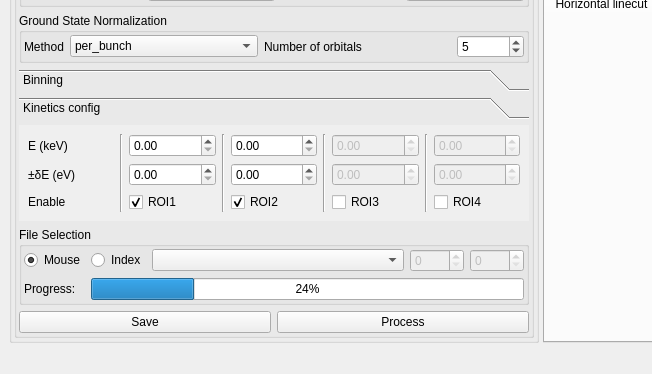
Qt form src/trxasviewer/viewer.ui (AdvancedPhotonSource/trxasviewer) before a commit; both pictures show x 0 to 652 and y 432 to 806 of the 1403 by 806 pixel window.
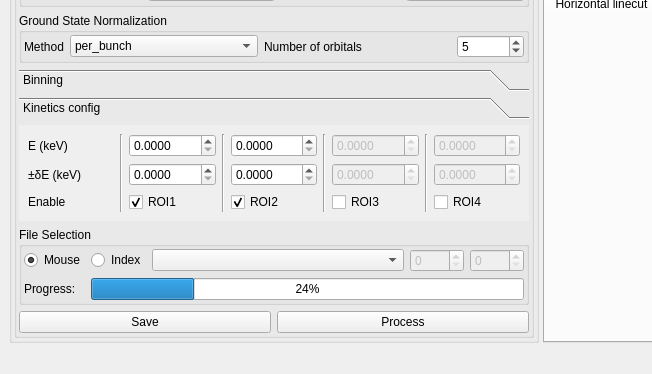
The same form after that commit. The open tabs and pages were chosen to show the change. Custom widgets are drawn as their Qt base class.

Patch:
```diff
--- a/src/trxasviewer/viewer.ui
+++ b/src/trxasviewer/viewer.ui
@@ -700,7 +700,11 @@
                    </widget>
                   </item>
                   <item row="0" column="2">
-                   <widget class="QDoubleSpinBox" name="doubleSpinBox_kinetics_ecenter1"/>
+                   <widget class="QDoubleSpinBox" name="doubleSpinBox_kinetics_ecenter1">
+                    <property name="decimals">
+                     <number>4</number>
+                    </property>
+                   </widget>
                   </item>
                   <item row="0" column="3" rowspan="3">
                    <widget class="Line" name="line_2">
@@ -710,7 +714,11 @@
                    </widget>
                   </item>
                   <item row="0" column="4">
-                   <widget class="QDoubleSpinBox" name="doubleSpinBox_kinetics_ecenter2"/>
+                   <widget class="QDoubleSpinBox" name="doubleSpinBox_kinetics_ecenter2">
+                    <property name="decimals">
+                     <number>4</number>
+                    </property>
+                   </widget>
                   </item>
                   <item row="0" column="5" rowspan="3">
                    <widget class="Line" name="line_3">
@@ -724,6 +732,9 @@
                     <property name="enabled">
                      <bool>false</bool>
                     </property>
+                    <property name="decimals">
+                     <number>4</number>
+                    </property>
                    </widget>
                   </item>
                   <item row="0" column="7" rowspan="3">
@@ -738,26 +749,40 @@
                     <property name="enabled">
                      <bool>false</bool>
                     </property>
+                    <property name="decimals">
+                     <number>4</number>
+                    </property>
                    </widget>
                   </item>
                   <item row="1" column="0">
                    <widget class="QLabel" name="label_12">
                     <property name="text">
-                     <string>±δE (eV)</string>
+                     <string>±δE (keV)</string>
                     </property>
                    </widget>
                   </item>
                   <item row="1" column="2">
-                   <widget class="QDoubleSpinBox" name="doubleSpinBox_kinetics_edelta1"/>
+                   <widget class="QDoubleSpinBox" name="doubleSpinBox_kinetics_edelta1">
+                    <property name="decimals">
+                     <number>4</number>
+                    </property>
+                   </widget>
                   </item>
                   <item row="1" column="4">
-                   <widget class="QDoubleSpinBox" name="doubleSpinBox_kinetics_edelta2"/>
+                   <widget class="QDoubleSpinBox" name="doubleSpinBox_kinetics_edelta2">
+                    <property name="decimals">
+                     <number>4</number>
+                    </property>
+                   </widget>
                   </item>
                   <item row="1" column="6">
                    <widget class="QDoubleSpinBox" name="doubleSpinBox_kinetics_edelta3">
                     <property name="enabled">
                      <bool>false</bool>
                     </property>
+                    <property name="decimals">
+                     <number>4</number>
+                    </property>
                    </widget>
                   </item>
                   <item row="1" column="8">
@@ -765,6 +790,9 @@
                     <property name="enabled">
                      <bool>false</bool>
                     </property>
+                    <property name="decimals">
+                     <number>4</number>
+                    </property>
                    </widget>
                   </item>
                   <item row="2" column="0">
```
Left out of the diff: 2 changed lines with no effect on the pictures.
